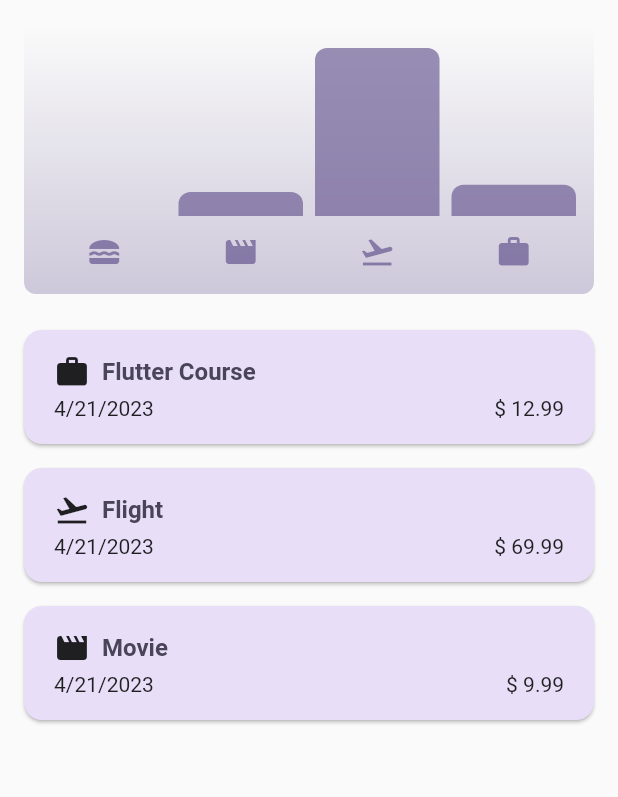
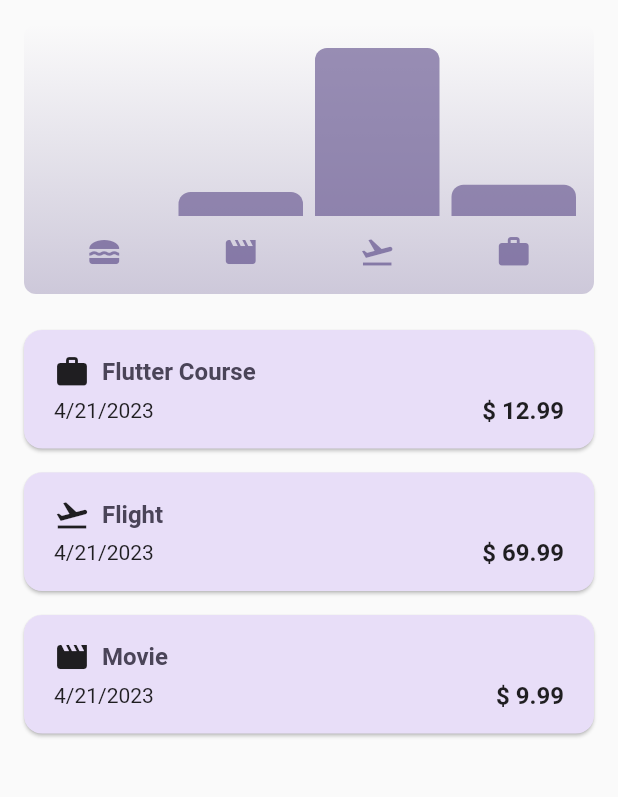
Before and after one commit to jatinchauhann/expense_tracker, a Flutter app: the screen it shows after launch, on a phone screen of 412 x 824 dp, the part 84-881 px from its top. Run offline on Flutter 3.47's test engine with Material 2 defaults, Android fonts, the phone set to English and light mode, and no system bars.

Commit message:
viual customization

```diff
--- a/lib/widgets/expenses_list/expense_item.dart
+++ b/lib/widgets/expenses_list/expense_item.dart
@@ -31,11 +31,13 @@ class ExpenseItem extends StatelessWidget {
               children: [
                 Row(children: [
                   Text(expense.formattedDate),
-                  // const SizedBox(width: 8),
-                  // Icon(categoryIcons[expense.category]),
                 ]),
                 const Spacer(),
-                Text('\$ ${expense.amount.toStringAsFixed(2)}'),
+                Text(
+                  '\$ ${expense.amount.toStringAsFixed(2)}',
+                  style: const TextStyle(
+                      fontWeight: FontWeight.bold, fontSize: 16),
+                ),
               ],
             )
           ],
```
